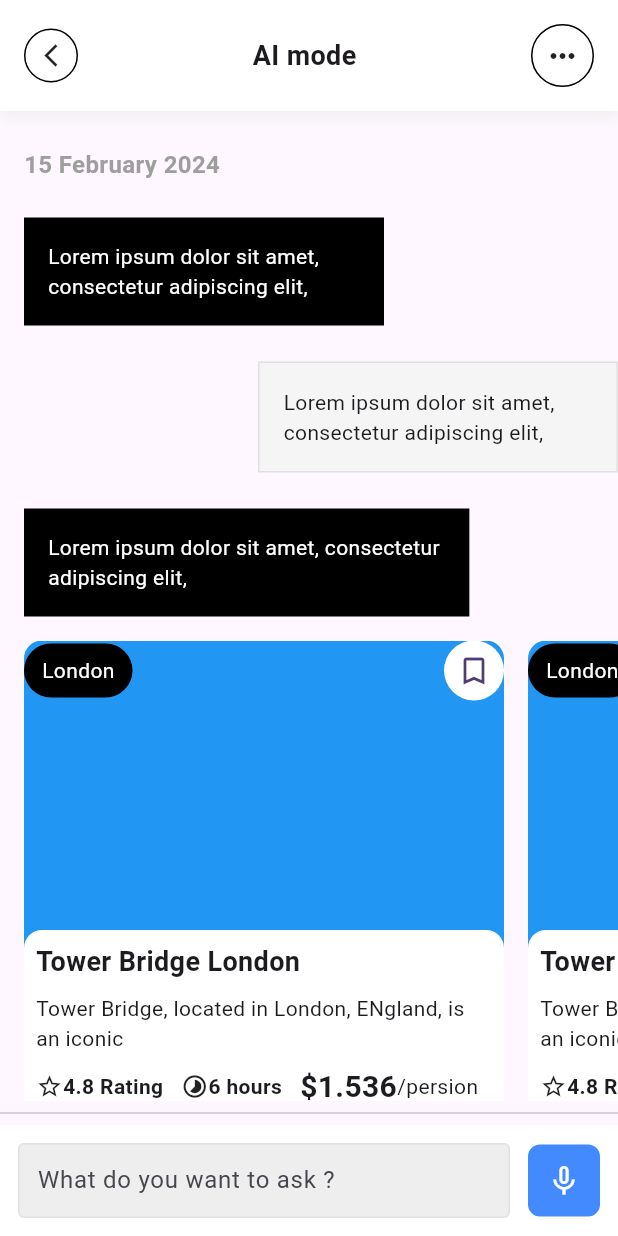
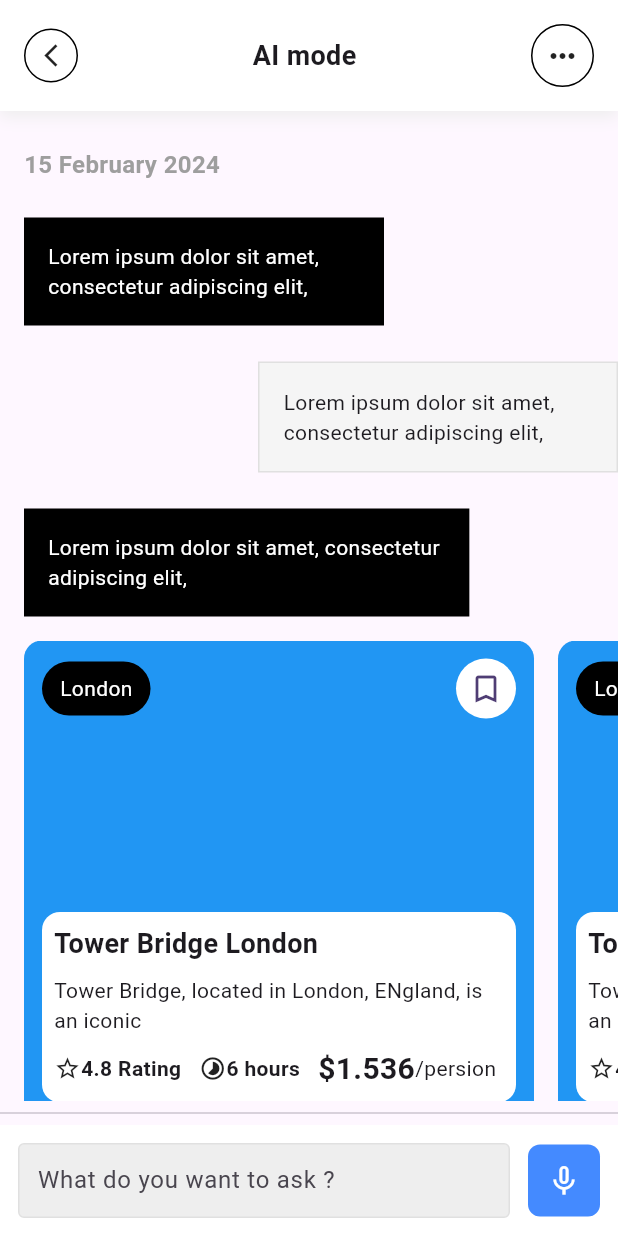
Before and after one commit to JAICHANGPARK/flutter_notebook_chapter_36, a Flutter app: the AiTravelChatPage screen opened directly, on a phone screen of 412 x 824 dp. Run offline on Flutter 3.47's test engine with Material 3 defaults, Android fonts, the phone set to English and light mode, and no system bars; our stand-ins replace gap, google_fonts.

Commit message:
Update ai_travel_chat_page.dart

```diff
--- a/lib/ep1841_ai_travel_app/views/ai_travel_chat_page.dart
+++ b/lib/ep1841_ai_travel_app/views/ai_travel_chat_page.dart
@@ -155,7 +155,8 @@ class _AiTravelChatPageState extends State<AiTravelChatPage> {
                         scrollDirection: Axis.horizontal,
                         itemBuilder: (context, index) {
                           return Container(
-                            width: 320,
+                            width: 340,
+                            padding: EdgeInsets.all(12),
                             margin: EdgeInsets.only(right: 16),
                             decoration: BoxDecoration(
                               color: Colors.blue,
```
